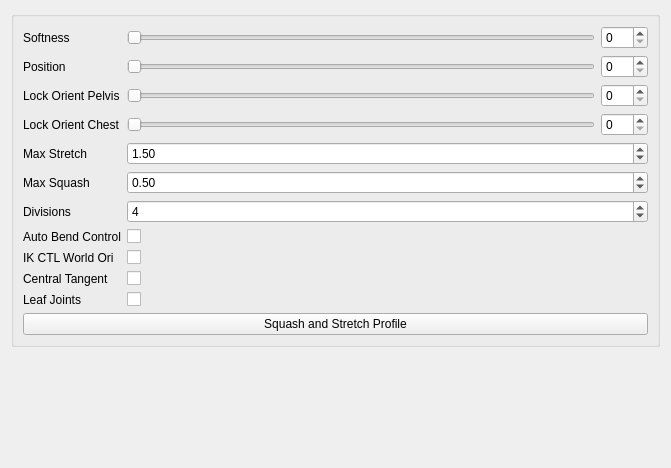
The window that shifter/components/y_spine_01/settingsUI.ui (michaelharmonart/y-rig) describes before a commit, drawn with Qt 5.
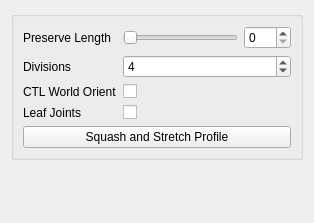
The same window after the commit.

Commit message: fix spine component UI

Diff of the .ui file:
```diff
--- a/shifter/components/y_spine_01/settingsUI.ui
+++ b/shifter/components/y_spine_01/settingsUI.ui
@@ -6,8 +6,8 @@
    <rect>
     <x>0</x>
     <y>0</y>
-    <width>671</width>
-    <height>468</height>
+    <width>314</width>
+    <height>223</height>
    </rect>
   </property>
   <property name="windowTitle">
@@ -23,7 +23,7 @@
       <item row="0" column="0">
        <widget class="QLabel" name="softness_label">
         <property name="text">
-         <string>Softness</string>
+         <string>Preserve Length</string>
         </property>
        </widget>
       </item>
@@ -55,182 +55,13 @@
        </layout>
       </item>
       <item row="1" column="0">
-       <widget class="QLabel" name="softness_label_2">
-        <property name="text">
-         <string>Position</string>
-        </property>
-       </widget>
-      </item>
-      <item row="1" column="1">
-       <layout class="QHBoxLayout" name="horizontalLayout_4">
-        <item>
-         <widget class="QSlider" name="position_slider">
-          <property name="minimumSize">
-           <size>
-            <width>0</width>
-            <height>15</height>
-           </size>
-          </property>
-          <property name="maximum">
-           <number>100</number>
-          </property>
-          <property name="orientation">
-           <enum>Qt::Horizontal</enum>
-          </property>
-         </widget>
-        </item>
-        <item>
-         <widget class="QSpinBox" name="position_spinBox">
-          <property name="maximum">
-           <number>100</number>
-          </property>
-         </widget>
-        </item>
-       </layout>
-      </item>
-      <item row="2" column="0">
-       <widget class="QLabel" name="softness_label_3">
-        <property name="text">
-         <string>Lock Orient Pelvis</string>
-        </property>
-       </widget>
-      </item>
-      <item row="2" column="1">
-       <layout class="QHBoxLayout" name="horizontalLayout_5">
-        <item>
-         <widget class="QSlider" name="lockOri_pelvis_slider">
-          <property name="minimumSize">
-           <size>
-            <width>0</width>
-            <height>15</height>
-           </size>
-          </property>
-          <property name="maximum">
-           <number>100</number>
-          </property>
-          <property name="orientation">
-           <enum>Qt::Horizontal</enum>
-          </property>
-         </widget>
-        </item>
-        <item>
-         <widget class="QSpinBox" name="lockOri_pelvis_spinBox">
-          <property name="maximum">
-           <number>100</number>
-          </property>
-         </widget>
-        </item>
-       </layout>
-      </item>
-      <item row="3" column="0">
-       <widget class="QLabel" name="softness_label_4">
-        <property name="text">
-         <string>Lock Orient Chest</string>
-        </property>
-       </widget>
-      </item>
-      <item row="3" column="1">
-       <layout class="QHBoxLayout" name="horizontalLayout_6">
-        <item>
-         <widget class="QSlider" name="lockOri_chest_slider">
-          <property name="minimumSize">
-           <size>
-            <width>0</width>
-            <height>15</height>
-           </size>
-          </property>
-          <property name="maximum">
-           <number>100</number>
-          </property>
-          <property name="orientation">
-           <enum>Qt::Horizontal</enum>
-          </property>
-         </widget>
-        </item>
-        <item>
-         <widget class="QSpinBox" name="lockOri_chest_spinBox">
-          <property name="maximum">
-           <number>100</number>
-          </property>
-         </widget>
-        </item>
-       </layout>
-      </item>
-      <item row="4" column="0">
-       <widget class="QLabel" name="maxStretch_label">
-        <property name="sizePolicy">
-         <sizepolicy hsizetype="MinimumExpanding" vsizetype="MinimumExpanding">
-          <horstretch>0</horstretch>
-          <verstretch>0</verstretch>
-         </sizepolicy>
-        </property>
-        <property name="text">
-         <string>Max Stretch</string>
-        </property>
-       </widget>
-      </item>
-      <item row="4" column="1">
-       <widget class="QDoubleSpinBox" name="maxStretch_spinBox">
-        <property name="sizePolicy">
-         <sizepolicy hsizetype="MinimumExpanding" vsizetype="Fixed">
-          <horstretch>0</horstretch>
-          <verstretch>0</verstretch>
-         </sizepolicy>
-        </property>
-        <property name="minimum">
-         <double>1.000000000000000</double>
-        </property>
-        <property name="singleStep">
-         <double>0.100000000000000</double>
-        </property>
-        <property name="value">
-         <double>1.500000000000000</double>
-        </property>
-       </widget>
-      </item>
-      <item row="5" column="0">
-       <widget class="QLabel" name="maxSquash_label">
-        <property name="sizePolicy">
-         <sizepolicy hsizetype="MinimumExpanding" vsizetype="MinimumExpanding">
-          <horstretch>0</horstretch>
-          <verstretch>0</verstretch>
-         </sizepolicy>
-        </property>
-        <property name="text">
-         <string>Max Squash</string>
-        </property>
-       </widget>
-      </item>
-      <item row="5" column="1">
-       <widget class="QDoubleSpinBox" name="maxSquash_spinBox">
-        <property name="sizePolicy">
-         <sizepolicy hsizetype="MinimumExpanding" vsizetype="Fixed">
-          <horstretch>0</horstretch>
-          <verstretch>0</verstretch>
-         </sizepolicy>
-        </property>
-        <property name="minimum">
-         <double>0.100000000000000</double>
-        </property>
-        <property name="maximum">
-         <double>1.000000000000000</double>
-        </property>
-        <property name="singleStep">
-         <double>0.100000000000000</double>
-        </property>
-        <property name="value">
-         <double>0.500000000000000</double>
-        </property>
-       </widget>
-      </item>
-      <item row="6" column="0">
        <widget class="QLabel" name="divisions_label">
         <property name="text">
          <string>Divisions</string>
         </property>
        </widget>
       </item>
-      <item row="6" column="1">
+      <item row="1" column="1">
        <widget class="QSpinBox" name="division_spinBox">
         <property name="sizePolicy">
          <sizepolicy hsizetype="Expanding" vsizetype="Fixed">
@@ -249,29 +80,18 @@
         </property>
        </widget>
       </item>
-      <item row="7" column="0">
-       <widget class="QLabel" name="autoBend_label">
+      <item row="2" column="0">
+       <widget class="QLabel" name="ctl_world_orient_label">
         <property name="text">
-         <string>Auto Bend Control</string>
+         <string>CTL World Orient</string>
         </property>
        </widget>
       </item>
-      <item row="7" column="1">
-       <widget class="QCheckBox" name="autoBend_checkBox">
-        <property name="text">
-         <string/>
+      <item row="2" column="1">
+       <widget class="QCheckBox" name="ctl_world_orient_checkBox">
+        <property name="enabled">
+         <bool>true</bool>
         </property>
-       </widget>
-      </item>
-      <item row="8" column="0">
-       <widget class="QLabel" name="autoBend_label_2">
-        <property name="text">
-         <string>IK CTL World Ori</string>
-        </property>
-       </widget>
-      </item>
-      <item row="8" column="1">
-       <widget class="QCheckBox" name="IKWorldOri_checkBox">
         <property name="toolTip">
          <string>&lt;html&gt;&lt;head/&gt;&lt;body&gt;&lt;p&gt;If checked the IK controls will be oriented to world space in XYZ&lt;/p&gt;&lt;/body&gt;&lt;/html&gt;</string>
         </property>
@@ -280,41 +100,27 @@
         </property>
        </widget>
       </item>
-      <item row="9" column="0">
-       <widget class="QLabel" name="centralTangent_label">
-        <property name="text">
-         <string>Central Tangent</string>
-        </property>
-       </widget>
-      </item>
-      <item row="9" column="1">
-       <widget class="QCheckBox" name="centralTangent_checkBox">
-        <property name="text">
-         <string/>
-        </property>
-       </widget>
-      </item>
-      <item row="12" column="0" colspan="2">
-       <widget class="QPushButton" name="squashStretchProfile_pushButton">
-        <property name="text">
-         <string>Squash and Stretch Profile</string>
-        </property>
-       </widget>
-      </item>
-      <item row="10" column="1">
-       <widget class="QCheckBox" name="leafJoints_checkBox">
-        <property name="text">
-         <string/>
-        </property>
-       </widget>
-      </item>
-      <item row="10" column="0">
+      <item row="3" column="0">
        <widget class="QLabel" name="leafJoints_label">
         <property name="text">
          <string>Leaf Joints</string>
         </property>
        </widget>
       </item>
+      <item row="3" column="1">
+       <widget class="QCheckBox" name="leafJoints_checkBox">
+        <property name="text">
+         <string/>
+        </property>
+       </widget>
+      </item>
+      <item row="5" column="0" colspan="2">
+       <widget class="QPushButton" name="squashStretchProfile_pushButton">
+        <property name="text">
+         <string>Squash and Stretch Profile</string>
+        </property>
+       </widget>
+      </item>
      </layout>
     </widget>
    </item>
```
Left out of the diff: 132 changed lines with no effect on the pictures. The commit also changes 3 other files.
